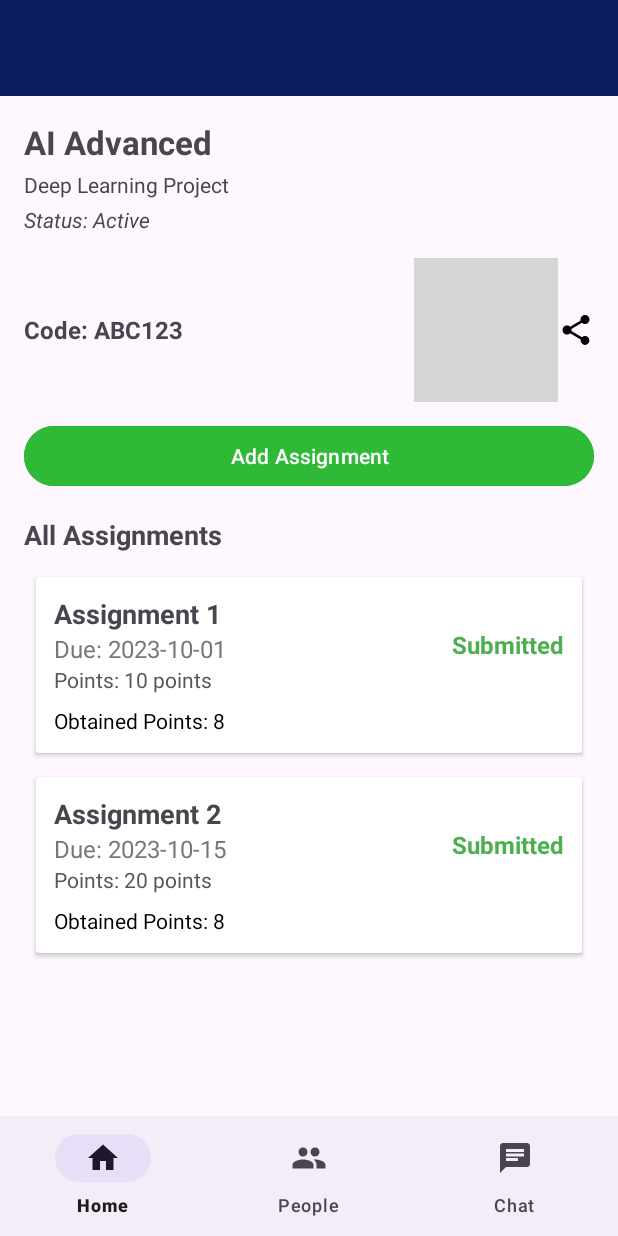
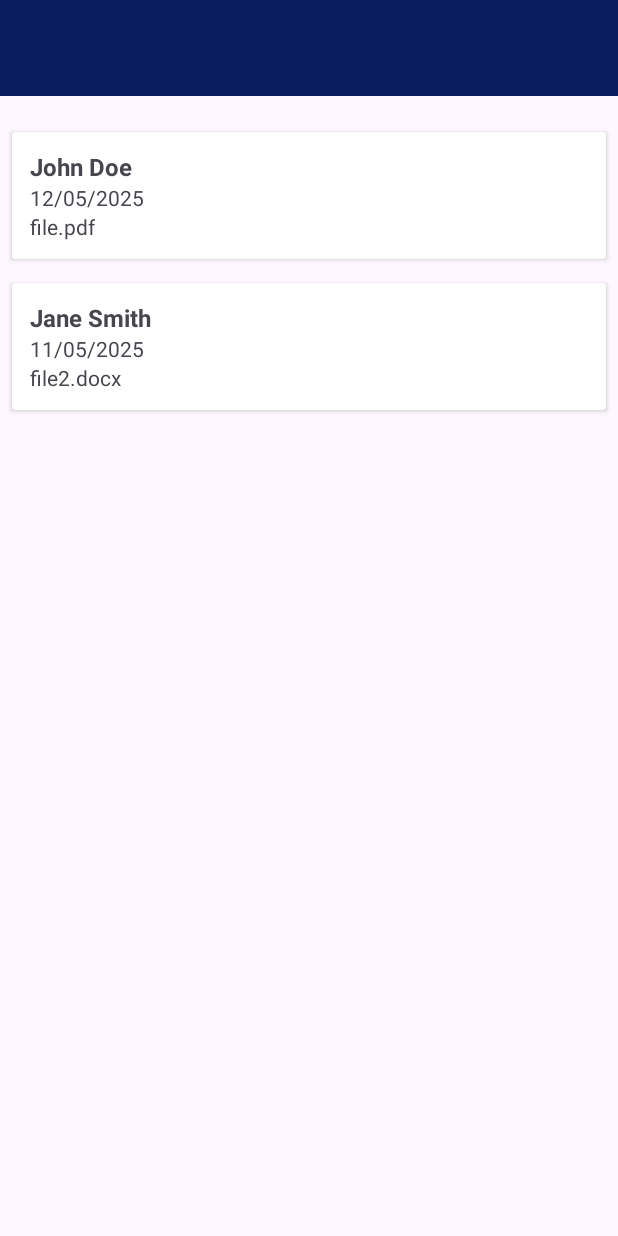
Before and after one commit to Mian-JunaidBabar/GoLearn-LMS-android-app, an Android app: the ManageHomeFragment screen opened directly, with no data from a screen before it, after a tap on "Assignment 1", on a phone screen of 412 x 824 dp. Run offline under Robolectric (Android 15) with nearby library versions, the phone set to English and light mode, and no system bars; grey boxes are pictures that could not be loaded.

Commit message:
add the AssignmentSubmissionsActivity.java which handles the teacher assignment part, also fixed the assignment adpater to work correctly for both student and teacher side, by passing a flag isTeacher on both

```diff
--- a/app/src/main/AndroidManifest.xml
+++ b/app/src/main/AndroidManifest.xml
@@ -12,6 +12,9 @@
         android:supportsRtl="true"
         android:theme="@style/Theme.MAD_Project"
         tools:targetApi="31">
+        <activity
+            android:name=".AssignmentSubmissionsActivity"
+            android:exported="false" />
         <activity
             android:name=".TeacherClassesActivity"
             android:exported="false" />
--- /dev/null
+++ b/app/src/main/java/com/example/mad_project/AssignmentSubmissionsActivity.java
@@ -0,0 +1,39 @@
+package com.example.mad_project;
+
+import android.os.Bundle;
+
+import androidx.appcompat.app.AppCompatActivity;
+import androidx.recyclerview.widget.LinearLayoutManager;
+import androidx.recyclerview.widget.RecyclerView;
+
+import com.example.mad_project.adapter.StudentSubmissionAdapter;
+import com.example.mad_project.model.StudentSubmissionItem;
+
+import java.util.ArrayList;
+import java.util.List;
+
+public class AssignmentSubmissionsActivity extends AppCompatActivity {
+
+    private RecyclerView submissionsRecyclerView;
+    private StudentSubmissionAdapter adapter;
+    private List<StudentSubmissionItem> submissionsList;
+
+    @Override
+    protected void onCreate(Bundle savedInstanceState) {
+        super.onCreate(savedInstanceState);
+        setContentView(R.layout.activity_assignment_submissions);
+
+        // Initialize RecyclerView
+        submissionsRecyclerView = findViewById(R.id.submissions_recycler_view);
+
+        // Initialize the list of submissions (dummy data for now)
+        submissionsList = new ArrayList<>();
+        submissionsList.add(new StudentSubmissionItem("John Doe", "12/05/2025", "file.pdf"));
+        submissionsList.add(new StudentSubmissionItem("Jane Smith", "11/05/2025", "file2.docx"));
+
+        // Initialize the adapter and set it to the RecyclerView
+        adapter = new StudentSubmissionAdapter(submissionsList);
+        submissionsRecyclerView.setLayoutManager(new LinearLayoutManager(this));
+        submissionsRecyclerView.setAdapter(adapter);
+    }
+}
--- a/app/src/main/java/com/example/mad_project/adapter/AssignmentAdapter.java
+++ b/app/src/main/java/com/example/mad_project/adapter/AssignmentAdapter.java
@@ -1,6 +1,7 @@
 package com.example.mad_project.adapter;
 
 import android.content.Context;
+import android.content.Intent;
 import android.view.LayoutInflater;
 import android.view.View;
 import android.view.ViewGroup;
@@ -11,6 +12,7 @@ import androidx.recyclerview.widget.RecyclerView;
 
 import com.example.mad_project.R;
 import com.example.mad_project.model.AssignmentItem;
+import com.example.mad_project.AssignmentDetailActivity;
 
 import java.util.List;
 
@@ -23,11 +25,13 @@ public class AssignmentAdapter extends RecyclerView.Adapter<AssignmentAdapter.As
     private Context context;
     private List<AssignmentItem> assignmentList;
     private OnItemClickListener listener;
+    private boolean isTeacherSide; // Flag to determine if it's the teacher's side
 
-    public AssignmentAdapter(Context context, List<AssignmentItem> assignmentList, OnItemClickListener listener) {
+    public AssignmentAdapter(Context context, List<AssignmentItem> assignmentList, OnItemClickListener listener, boolean isTeacherSide) {
         this.context = context;
         this.assignmentList = assignmentList;
         this.listener = listener;
+        this.isTeacherSide = isTeacherSide;
     }
 
     @NonNull
@@ -50,7 +54,26 @@ public class AssignmentAdapter extends RecyclerView.Adapter<AssignmentAdapter.As
             holder.obtainedPoints.setText("Obtained Points: " + studentItem.getObtainedPoints());
         }
 
-        holder.itemView.setOnClickListener(v -> listener.onItemClick(item));
+        // Set click listener based on the side
+        holder.itemView.setOnClickListener(v -> {
+            if (isTeacherSide) {
+                // Navigate to AssignmentSubmissionsActivity for teacher side
+                Intent intent = new Intent(context, com.example.mad_project.AssignmentSubmissionsActivity.class);
+                intent.putExtra("title", item.getTitle());
+                intent.putExtra("dueDate", item.getDueDate());
+                intent.putExtra("description", item.getDescription());
+                intent.putExtra("points", item.getPoints());
+                context.startActivity(intent);
+            } else {
+                // Navigate to AssignmentDetailActivity for student side
+                Intent intent = new Intent(context, com.example.mad_project.AssignmentDetailActivity.class);
+                intent.putExtra("title", item.getTitle());
+                intent.putExtra("dueDate", item.getDueDate());
+                intent.putExtra("description", item.getDescription());
+                intent.putExtra("points", item.getPoints());
+                context.startActivity(intent);
+            }
+        });
     }
 
     @Override
--- /dev/null
+++ b/app/src/main/java/com/example/mad_project/adapter/StudentSubmissionAdapter.java
@@ -0,0 +1,55 @@
+package com.example.mad_project.adapter;
+
+import android.view.LayoutInflater;
+import android.view.View;
+import android.view.ViewGroup;
+import android.widget.TextView;
+
+import androidx.annotation.NonNull;
+import androidx.recyclerview.widget.RecyclerView;
+
+import com.example.mad_project.R;
+import com.example.mad_project.model.StudentSubmissionItem;
+
+import java.util.List;
+
+public class StudentSubmissionAdapter extends RecyclerView.Adapter<StudentSubmissionAdapter.ViewHolder> {
+
+    private final List<StudentSubmissionItem> submissionsList;
+
+    public StudentSubmissionAdapter(List<StudentSubmissionItem> submissionsList) {
+        this.submissionsList = submissionsList;
+    }
+
+    @NonNull
+    @Override
+    public ViewHolder onCreateViewHolder(@NonNull ViewGroup parent, int viewType) {
+        View view = LayoutInflater.from(parent.getContext())
+                .inflate(R.layout.item_student_submission, parent, false);
+        return new ViewHolder(view);
+    }
+
+    @Override
+    public void onBindViewHolder(@NonNull ViewHolder holder, int position) {
+        StudentSubmissionItem item = submissionsList.get(position);
+        holder.studentName.setText(item.getStudentName());
+        holder.submissionDate.setText(item.getSubmissionDate());
+        holder.fileName.setText(item.getFileName());
+    }
+
+    @Override
+    public int getItemCount() {
+        return submissionsList.size();
+    }
+
+    public static class ViewHolder extends RecyclerView.ViewHolder {
+        TextView studentName, submissionDate, fileName;
+
+        public ViewHolder(@NonNull View itemView) {
+            super(itemView);
+            studentName = itemView.findViewById(R.id.student_name);
+            submissionDate = itemView.findViewById(R.id.submission_date);
+            fileName = itemView.findViewById(R.id.file_name);
+        }
+    }
+}
--- a/app/src/main/java/com/example/mad_project/fragment/ClassAssignmentsFragment.java
+++ b/app/src/main/java/com/example/mad_project/fragment/ClassAssignmentsFragment.java
@@ -47,6 +47,7 @@ public class ClassAssignmentsFragment extends Fragment {
         assignmentList.add(new StudentAssignmentItem("Art Project", "2025-05-06", "Create a painting inspired by nature", "25 points", false, 0));
         assignmentList.add(new StudentAssignmentItem("Computer Science Project", "2025-05-07", "Develop a simple calculator app", "30 points", true, 28));
 
+        // Pass the isTeacherSide flag as true or false
         adapter = new AssignmentAdapter(getContext(), assignmentList, item -> {
             if (item instanceof StudentAssignmentItem) {
                 StudentAssignmentItem studentItem = (StudentAssignmentItem) item;
@@ -61,7 +62,7 @@ public class ClassAssignmentsFragment extends Fragment {
             } else {
                 Toast.makeText(getContext(), "Invalid assignment type", Toast.LENGTH_SHORT).show();
             }
-        });
+        }, false); // Set to false for student side
 
         recyclerView.setAdapter(adapter);
         return view;
--- a/app/src/main/java/com/example/mad_project/fragment/ClassHomeFragment.java
+++ b/app/src/main/java/com/example/mad_project/fragment/ClassHomeFragment.java
@@ -17,7 +17,7 @@ import androidx.recyclerview.widget.RecyclerView;
 
 import com.example.mad_project.AssignmentDetailActivity;
 import com.example.mad_project.R;
-import com.example.mad_project.adapter.*;
+import com.example.mad_project.adapter.AssignmentAdapter;
 import com.example.mad_project.model.AssignmentItem;
 
 import java.util.ArrayList;
@@ -89,6 +89,7 @@ public class ClassHomeFragment extends Fragment {
         assignmentList.add(new AssignmentItem("Math Homework", "2025-05-03", "Complete exercises 11-20 from Chapter 5", "10 points"));
         assignmentList.add(new AssignmentItem("Science Report", "2025-05-04", "Prepare a presentation on climate change", "20 points"));
 
+        // Pass the isTeacherSide flag as true
         AssignmentAdapter adapter = new AssignmentAdapter(getContext(), assignmentList, item -> {
             // Start a new activity and pass assignment details
             Intent intent = new Intent(getContext(), AssignmentDetailActivity.class);
@@ -97,7 +98,8 @@ public class ClassHomeFragment extends Fragment {
             intent.putExtra("description", item.getDescription());
             intent.putExtra("points", item.getPoints());
             startActivity(intent);
-        });
+        }, false); // Set to false for the student's side
+
         rvAssignments.setLayoutManager(new LinearLayoutManager(getContext()));
         rvAssignments.setAdapter(adapter);
     }
--- a/app/src/main/java/com/example/mad_project/fragment/ManageHomeFragment.java
+++ b/app/src/main/java/com/example/mad_project/fragment/ManageHomeFragment.java
@@ -79,9 +79,10 @@ public class ManageHomeFragment extends Fragment {
         assignmentList.add(new AssignmentItem("Assignment 2", "2023-10-15", "Upload model architecture", "20 points"));
 
         // Set up RecyclerView
+        // Set up RecyclerView
         assignmentAdapter = new AssignmentAdapter(getContext(), assignmentList, item -> {
             Toast.makeText(getContext(), "Clicked: " + item.getTitle(), Toast.LENGTH_SHORT).show();
-        });
+        }, true); // Pass 'true' for isTeacherSide since this is the teacher's side
         assignmentsRecyclerView.setLayoutManager(new LinearLayoutManager(getContext()));
         assignmentsRecyclerView.setAdapter(assignmentAdapter);
 
--- /dev/null
+++ b/app/src/main/java/com/example/mad_project/model/StudentSubmissionItem.java
@@ -0,0 +1,25 @@
+package com.example.mad_project.model;
+
+public class StudentSubmissionItem {
+    private String studentName;
+    private String submissionDate;
+    private String fileName;
+
+    public StudentSubmissionItem(String studentName, String submissionDate, String fileName) {
+        this.studentName = studentName;
+        this.submissionDate = submissionDate;
+        this.fileName = fileName;
+    }
+
+    public String getStudentName() {
+        return studentName;
+    }
+
+    public String getSubmissionDate() {
+        return submissionDate;
+    }
+
+    public String getFileName() {
+        return fileName;
+    }
+}
--- /dev/null
+++ b/app/src/main/res/layout/activity_assignment_submissions.xml
@@ -0,0 +1,31 @@
+<?xml version="1.0" encoding="utf-8"?>
+<androidx.constraintlayout.widget.ConstraintLayout xmlns:android="http://schemas.android.com/apk/res/android"
+    xmlns:app="http://schemas.android.com/apk/res-auto"
+    xmlns:tools="http://schemas.android.com/tools"
+    android:layout_width="match_parent"
+    android:layout_height="match_parent"
+    tools:context="com.example.mad_project.activity.AssignmentSubmissionsActivity">
+
+    <!-- Toolbar -->
+    <androidx.appcompat.widget.Toolbar
+        android:id="@+id/toolbar"
+        android:layout_width="0dp"
+        android:layout_height="?attr/actionBarSize"
+        android:background="@color/primaryColor"
+        android:theme="@style/ThemeOverlay.AppCompat.Dark.ActionBar"
+        app:layout_constraintEnd_toEndOf="parent"
+        app:layout_constraintStart_toStartOf="parent"
+        app:layout_constraintTop_toTopOf="parent" />
+
+    <!-- RecyclerView -->
+    <androidx.recyclerview.widget.RecyclerView
+        android:id="@+id/submissions_recycler_view"
+        android:layout_width="0dp"
+        android:layout_height="0dp"
+        android:layout_marginTop="16dp"
+        app:layout_constraintBottom_toBottomOf="parent"
+        app:layout_constraintEnd_toEndOf="parent"
+        app:layout_constraintStart_toStartOf="parent"
+        app:layout_constraintTop_toBottomOf="@id/toolbar" />
+
+</androidx.constraintlayout.widget.ConstraintLayout>
--- /dev/null
+++ b/app/src/main/res/layout/item_student_submission.xml
@@ -0,0 +1,44 @@
+<?xml version="1.0" encoding="utf-8"?>
+<androidx.cardview.widget.CardView xmlns:android="http://schemas.android.com/apk/res/android"
+    android:layout_width="match_parent"
+    android:layout_height="wrap_content"
+    android:layout_margin="8dp"
+    android:elevation="4dp"
+    android:radius="12dp">
+
+    <LinearLayout
+        android:layout_width="match_parent"
+        android:layout_height="wrap_content"
+        android:orientation="horizontal"
+        android:padding="12dp">
+
+        <LinearLayout
+            android:layout_width="0dp"
+            android:layout_height="wrap_content"
+            android:layout_weight="1"
+            android:orientation="vertical">
+
+            <TextView
+                android:id="@+id/student_name"
+                android:layout_width="wrap_content"
+                android:layout_height="wrap_content"
+                android:text="Student Name"
+                android:textSize="16sp"
+                android:textStyle="bold" />
+
+            <TextView
+                android:id="@+id/submission_date"
+                android:layout_width="wrap_content"
+                android:layout_height="wrap_content"
+                android:text="Submission Date"
+                android:textSize="14sp" />
+
+            <TextView
+                android:id="@+id/file_name"
+                android:layout_width="wrap_content"
+                android:layout_height="wrap_content"
+                android:text="File Name"
+                android:textSize="14sp" />
+        </LinearLayout>
+    </LinearLayout>
+</androidx.cardview.widget.CardView>
```
